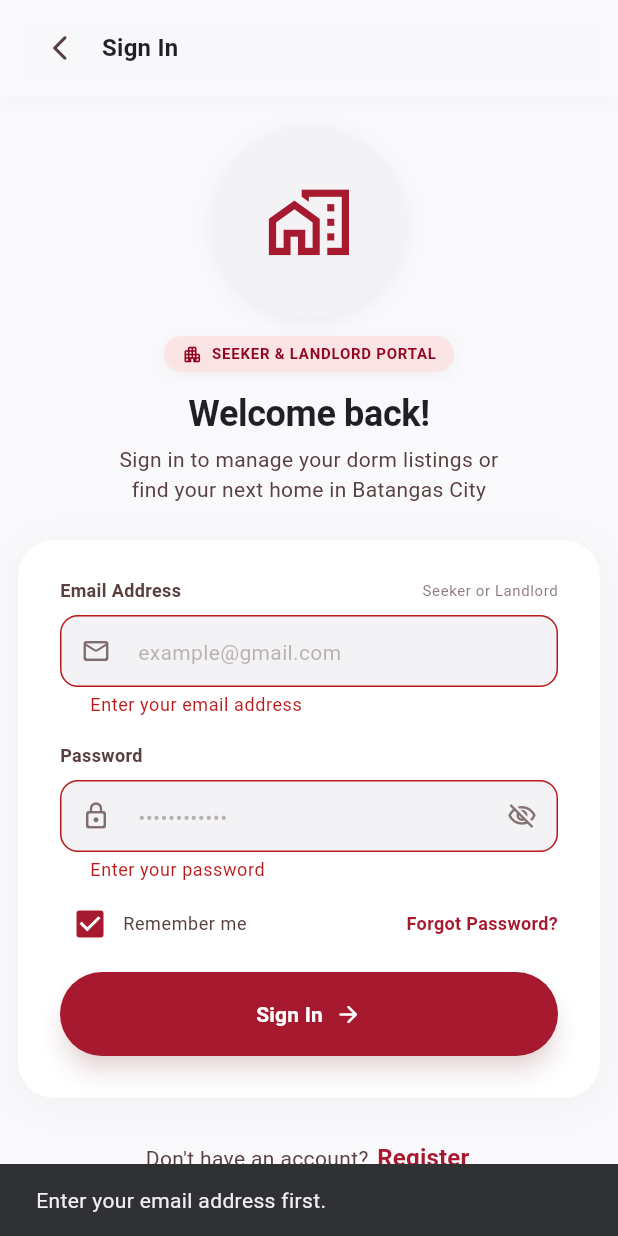
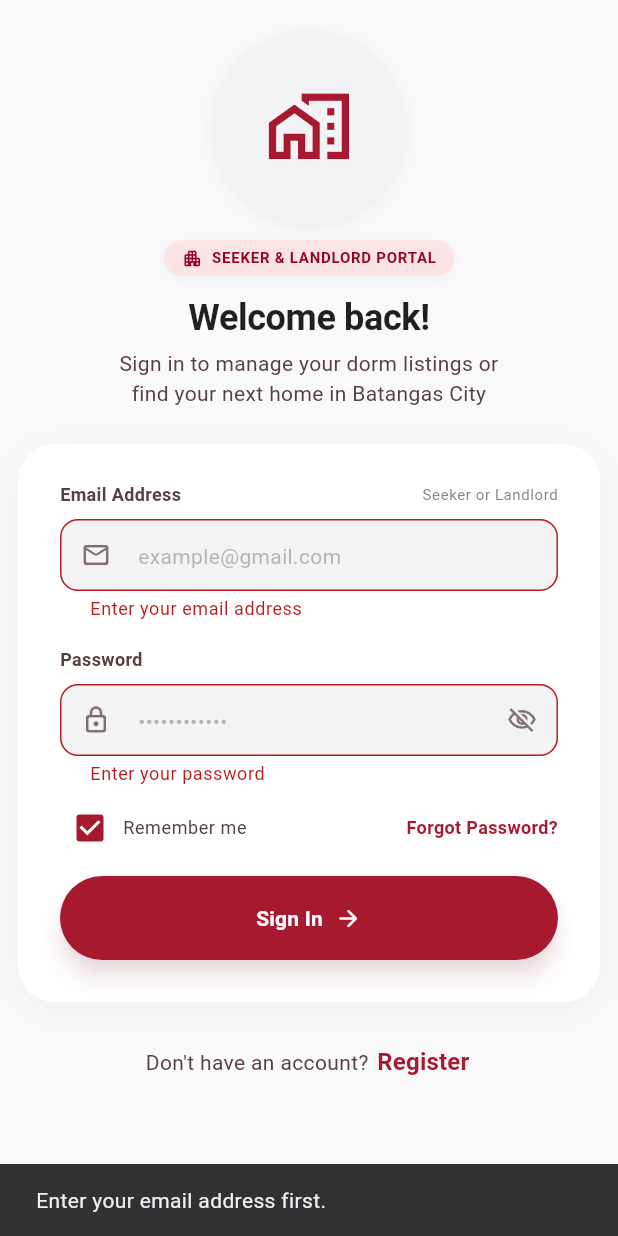
Before and after one commit to Aki-Mitsu/DormTheExplorer, a Flutter app: the screen it shows after launch, after a tap on "Sign In", after a tap on "Forgot Password?", on a phone screen of 412 x 824 dp. Run offline on Flutter 3.47's test engine with Material 3 defaults, Android fonts, the phone set to English and light mode, and no system bars; our stand-ins replace cloud_firestore, firebase_auth, firebase_core, flutter_map, image_picker, latlong2 and 1 more; accounts and stored records are empty; network calls fail; Roboto replaces fonts that are missing (Plus Jakarta Sans).

Commit message:
fix(auth): remove redundant sign-in header

```diff
--- a/lib/features/auth/presentation/login_screen.dart
+++ b/lib/features/auth/presentation/login_screen.dart
@@ -104,10 +104,6 @@ class _LoginScreenState extends State<LoginScreen> {
       body: SafeArea(
         child: Column(
           children: [
-            AuthPageHeader(
-              title: 'Sign In',
-              onBack: () => Navigator.maybePop(context),
-            ),
             Expanded(
               child: LayoutBuilder(
                 builder: (context, constraints) => SingleChildScrollView(
```
